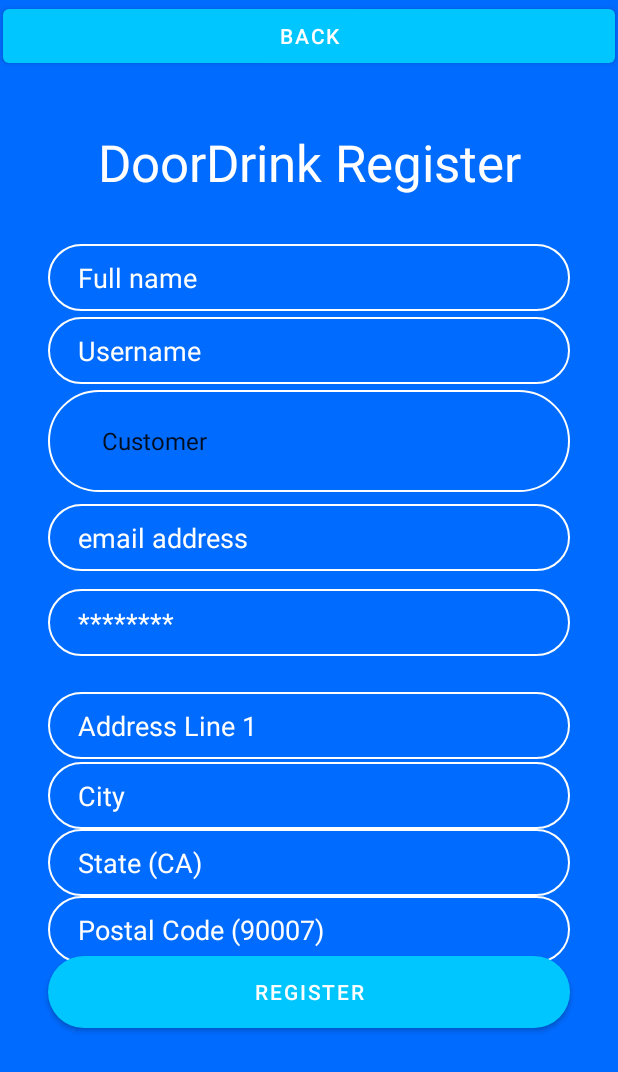
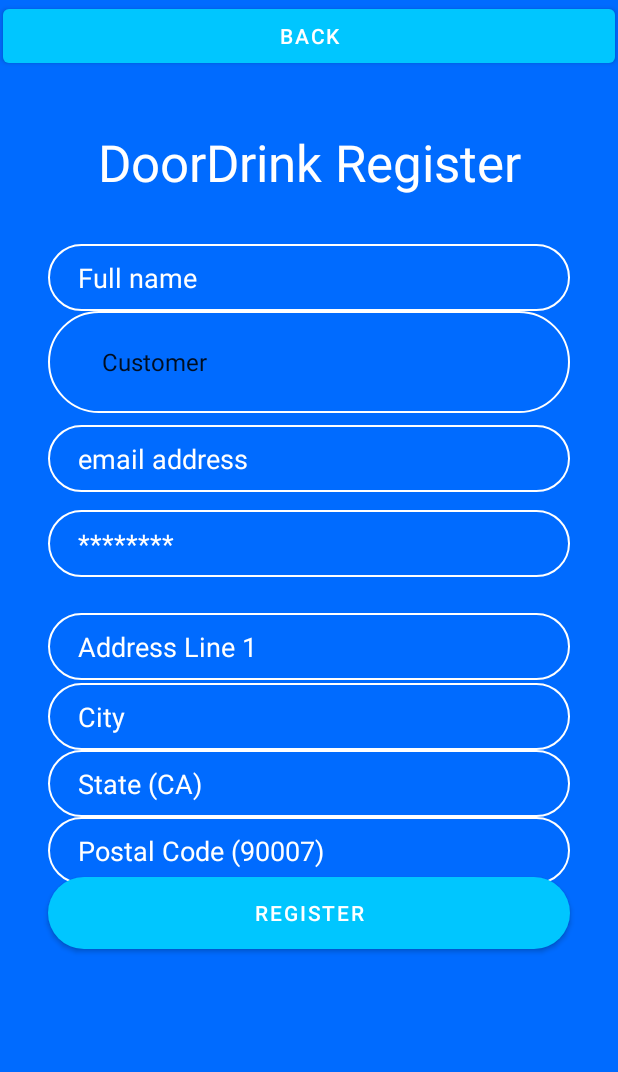
Before and after one commit to owquresh/uscdoordrink-frontend, an Android app: the RegisterActivity screen opened directly, with no data from a screen before it, on a phone screen of 412 x 824 dp. Shown: the top 1072 px of the screen. Run offline under Robolectric (Android 15) with nearby library versions, the phone set to English and light mode, and no system bars; our stand-ins replace Volley; network calls fail.

Commit message:
removed username, replaced with email

```diff
--- a/app/src/main/java/com/example/uscdoordrink/RegisterActivity.java
+++ b/app/src/main/java/com/example/uscdoordrink/RegisterActivity.java
@@ -35,7 +35,6 @@ public class RegisterActivity extends AppCompatActivity {
         buttonRegister = (Button) findViewById(R.id.buttonRegister);
 
         inputName = (EditText) findViewById(R.id.inputName);
-        inputUsername = (EditText) findViewById(R.id.inputUsername);
         inputEmail = (EditText) findViewById(R.id.inputEmail);
         inputPassword = (EditText) findViewById(R.id.inputPassword);
         inputAddress = (EditText) findViewById(R.id.inputAddress);
--- a/app/src/main/res/layout/activity_register.xml
+++ b/app/src/main/res/layout/activity_register.xml
@@ -62,35 +62,12 @@
         android:id="@+id/spinnerCustomer"
         android:layout_width="0dp"
         android:layout_height="wrap_content"
-        android:layout_marginTop="4dp"
         android:background="@drawable/input_background"
         android:paddingLeft="20dp"
         android:paddingTop="10dp"
         android:paddingRight="10dp"
         android:paddingBottom="10dp"
         android:spinnerMode="dropdown"
-        app:layout_constraintEnd_toEndOf="@+id/inputUsername"
-        app:layout_constraintHorizontal_bias="0.0"
-        app:layout_constraintStart_toStartOf="@+id/inputUsername"
-        app:layout_constraintTop_toBottomOf="@+id/inputUsername" />
-
-    <EditText
-        android:id="@+id/inputUsername"
-        android:layout_width="0dp"
-        android:layout_height="wrap_content"
-        android:layout_marginTop="4dp"
-        android:background="@drawable/input_background"
-        android:ems="10"
-        android:hint="Username"
-        android:inputType="textPersonName"
-        android:paddingLeft="20dp"
-        android:paddingTop="10dp"
-        android:paddingRight="10dp"
-        android:paddingBottom="10dp"
-        android:textColor="#FFFFFF"
-        android:textColorHighlight="#AFB1B3"
-        android:textColorHint="#FFFEFE"
-        android:textColorLink="#AFB1B3"
         app:layout_constraintEnd_toEndOf="@+id/inputName"
         app:layout_constraintHorizontal_bias="0.0"
         app:layout_constraintStart_toStartOf="@+id/inputName"
--- a/app/src/main/res/values/strings.xml
+++ b/app/src/main/res/values/strings.xml
@@ -2,8 +2,10 @@
     <string name="app_name">USCDoorDrink</string>
     <string name="tab_text_1">Tab 1</string>
     <string name="tab_text_2">Tab 2</string>
+     <string name="error_field_required">Error, field required</string>
+     <string name="error_incorrect_password">Incorrect password</string>
 
-    <string-array name="registerPageOptions">
+     <string-array name="registerPageOptions">
         <item>Customer</item>
         <item>Shop</item>
     </string-array>
```
